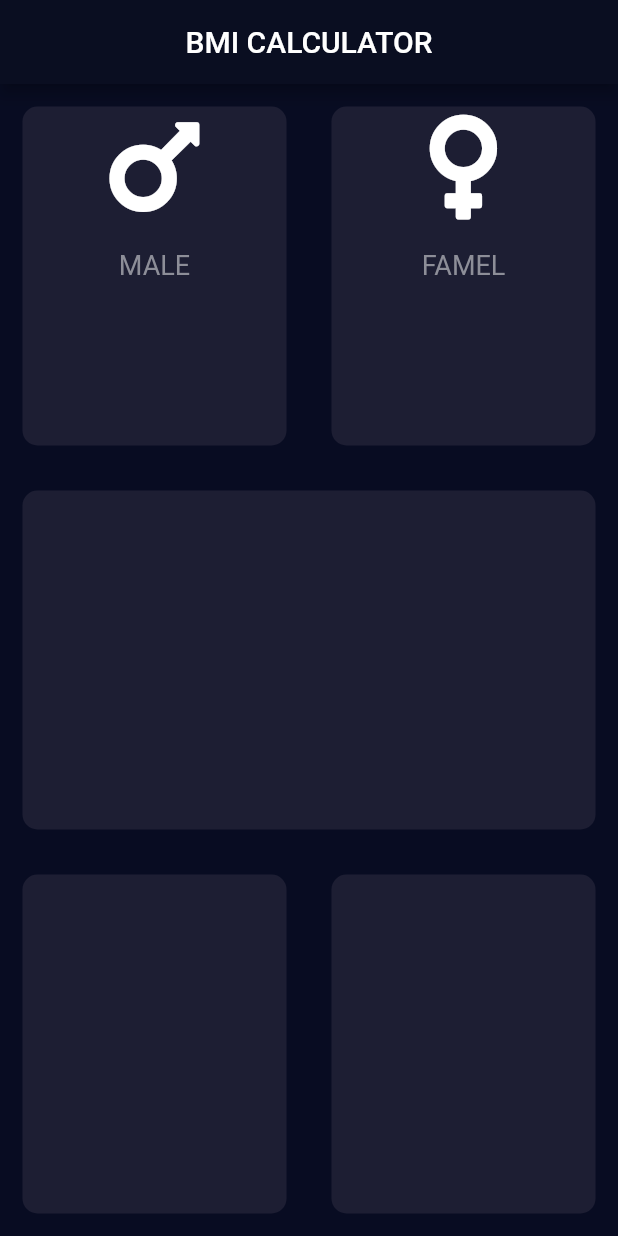
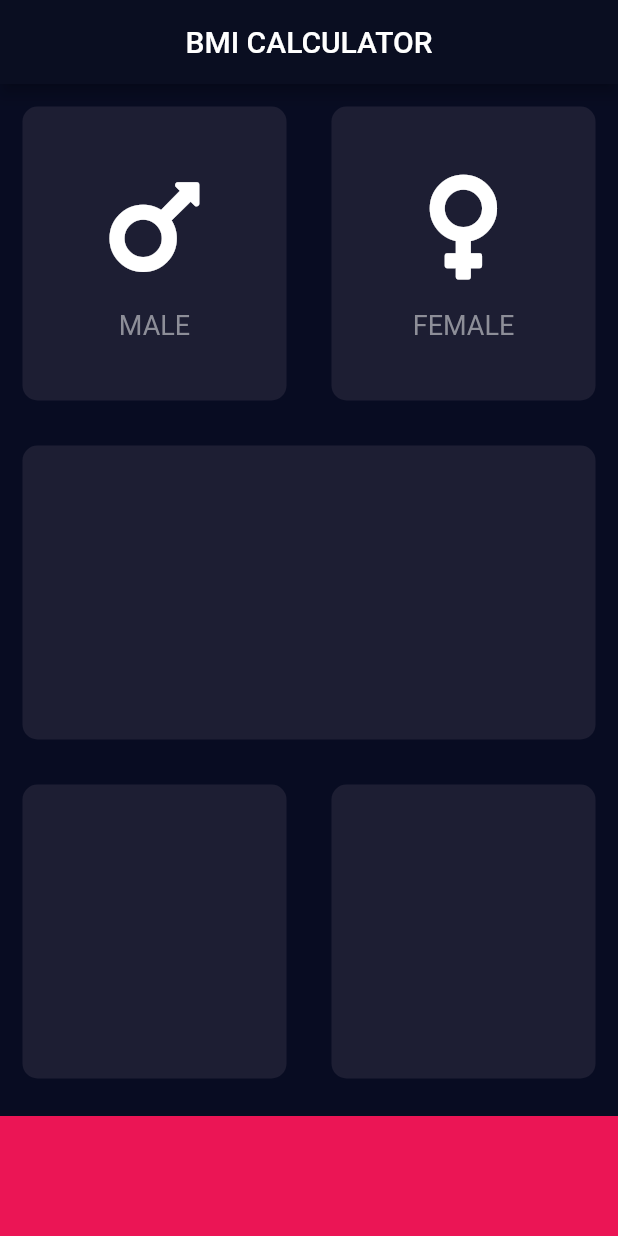
Before and after one commit to Naxalov/BMICALCULATOR, a Flutter app: the screen it shows after launch, on a phone screen of 412 x 824 dp. Run offline on Flutter 3.47's test engine with Material 2 defaults, Android fonts, the phone set to English and light mode, and no system bars; our stand-ins replace font_awesome_flutter.

Commit message:
add BottomContainerr wigit

```diff
--- a/lib/screen/inputPage.dart
+++ b/lib/screen/inputPage.dart
@@ -34,7 +34,7 @@ class _InputPageState extends State<InputPage> {
                     child: InputCard(
                       cardChild: IconContent(
                         icon: FontAwesomeIcons.venus,
-                        lable: 'FAMEL',
+                        lable: 'FEMALE',
                       ),
                       color: activeCardColor,
                     ),
@@ -55,6 +55,12 @@ class _InputPageState extends State<InputPage> {
                 ],
               ),
             ),
+            Container(
+              color: bottomContainerColor,
+              margin: EdgeInsets.only(top: 10.0),
+              height: bottomContainerHeight,
+              width: double.infinity,
+            )
           ],
         ),
       ),
@@ -88,6 +94,7 @@ class IconContent extends StatelessWidget {
   @override
   Widget build(BuildContext context) {
     return Column(
+      mainAxisAlignment: MainAxisAlignment.center,
       children: <Widget>[
         Icon(
           icon,
```
